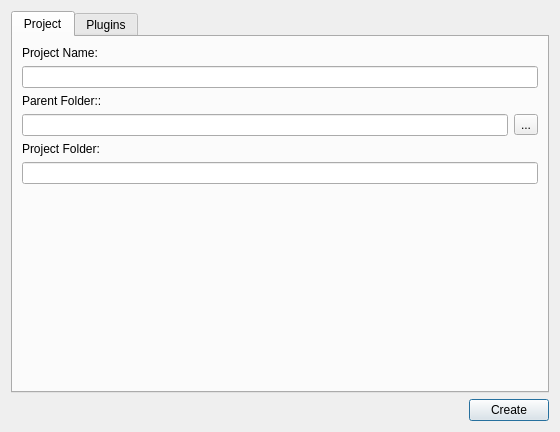
Qt form Code/Editor/EditorFramework/Dialogs/CreateProjectDlg.ui (ezEngine/ezEngine) before a commit.
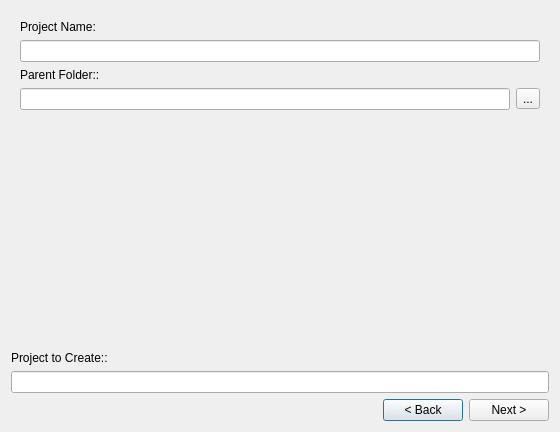
The same form after that commit. Icons and pictures are not drawn. Custom widgets are drawn as their Qt base class.

Patch:
```diff
--- a/Code/Editor/EditorFramework/Dialogs/CreateProjectDlg.ui
+++ b/Code/Editor/EditorFramework/Dialogs/CreateProjectDlg.ui
@@ -19,14 +19,8 @@
   </property>
   <layout class="QVBoxLayout" name="verticalLayout">
    <item>
-    <widget class="QTabWidget" name="tabWidget">
-     <property name="currentIndex">
-      <number>0</number>
-     </property>
-     <widget class="QWidget" name="ProjectTab">
-      <attribute name="title">
-       <string>Project</string>
-      </attribute>
+    <widget class="QStackedWidget" name="StackedPages">
+     <widget class="QWidget" name="Page1" native="true">
       <layout class="QVBoxLayout" name="verticalLayout_2">
        <item>
         <widget class="QLabel" name="label_4">
@@ -74,20 +68,6 @@
          </item>
         </layout>
        </item>
-       <item>
-        <widget class="QLabel" name="label_6">
-         <property name="text">
-          <string>Project Folder:</string>
-         </property>
-        </widget>
-       </item>
-       <item>
-        <widget class="QLineEdit" name="ResultPath">
-         <property name="readOnly">
-          <bool>true</bool>
-         </property>
-        </widget>
-       </item>
        <item>
         <spacer name="verticalSpacer">
          <property name="orientation">
@@ -103,10 +83,7 @@
        </item>
       </layout>
      </widget>
-     <widget class="QWidget" name="PluginsTab">
-      <attribute name="title">
-       <string>Plugins</string>
-      </attribute>
+     <widget class="QWidget" name="Page2" native="true">
       <layout class="QVBoxLayout" name="verticalLayout_3">
        <item>
         <widget class="ezQtPluginSelectionWidget" name="Plugins" native="true">
@@ -122,6 +99,20 @@
      </widget>
     </widget>
    </item>
+   <item>
+    <widget class="QLabel" name="label_6">
+     <property name="text">
+      <string>Project to Create::</string>
+     </property>
+    </widget>
+   </item>
+   <item>
+    <widget class="QLineEdit" name="ResultPath">
+     <property name="readOnly">
+      <bool>true</bool>
+     </property>
+    </widget>
+   </item>
    <item>
     <layout class="QHBoxLayout" name="horizontalLayout">
      <item>
@@ -140,7 +131,14 @@
      <item>
       <widget class="QPushButton" name="CreateProject">
        <property name="text">
-        <string>Create</string>
+        <string>&lt; Back</string>
+       </property>
+      </widget>
+     </item>
+     <item>
+      <widget class="QPushButton" name="Next">
+       <property name="text">
+        <string>Next &gt;</string>
        </property>
       </widget>
      </item>
```
Left out of the diff: 2 changed lines with no effect on the pictures.
